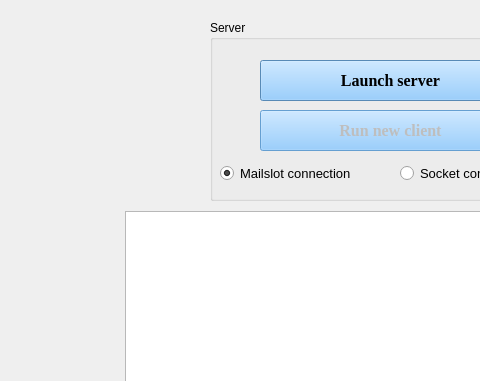
Before: the Qt Designer form mainwindow.ui in AnastasiiaPetrochenko/9_OS_messenger, drawn with Qt 5; both pictures show x 0 to 480 and y 0 to 381 of the 800 by 600 pixel window.
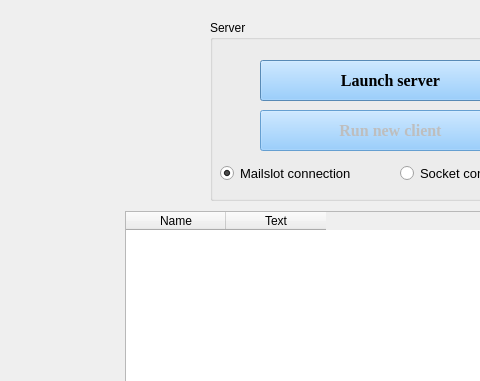
After: the same form once the commit is applied.

```diff
--- a/mainwindow.ui
+++ b/mainwindow.ui
@@ -140,6 +140,19 @@
       <height>331</height>
      </rect>
     </property>
+    <property name="columnCount">
+     <number>2</number>
+    </property>
+    <column>
+     <property name="text">
+      <string>Name</string>
+     </property>
+    </column>
+    <column>
+     <property name="text">
+      <string>Text</string>
+     </property>
+    </column>
    </widget>
   </widget>
   <widget class="QMenuBar" name="menubar">
```
Left out of the diff: 2 changed lines with no effect on the pictures.
